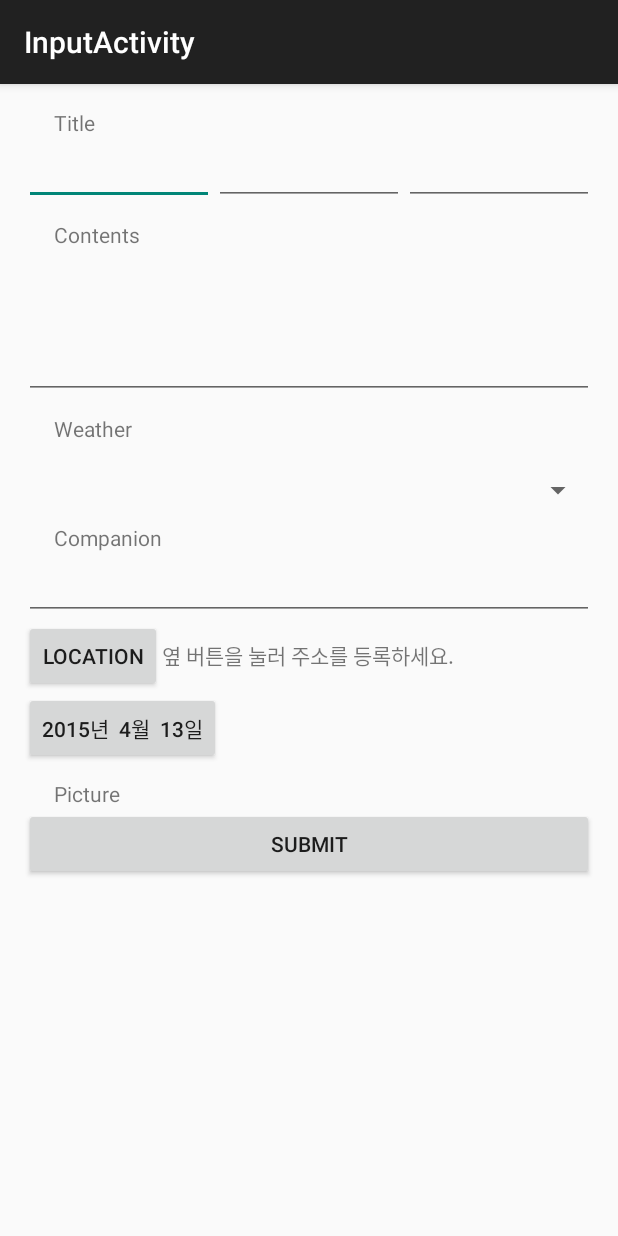
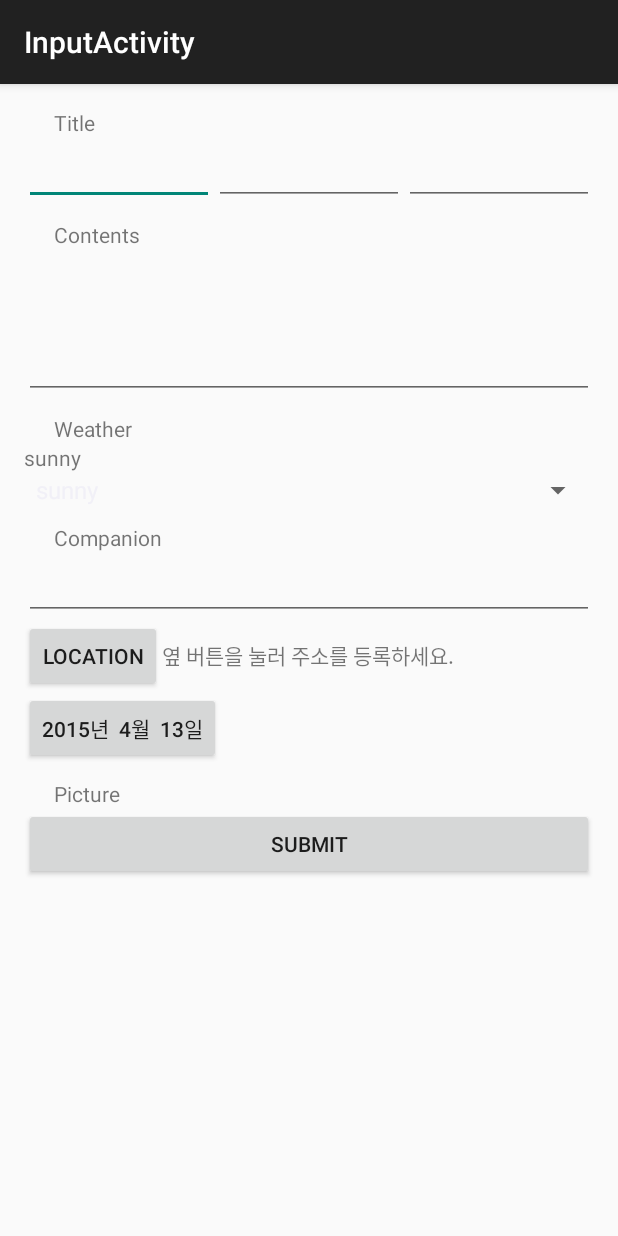
Before and after one commit to suwonsmartapp/TourList, an Android app: the InputActivity screen opened directly, with no data from a screen before it, on a phone screen of 412 x 824 dp. Run offline under Robolectric (Android 15) with nearby library versions, the phone set to English and light mode, and no system bars.

Commit message:
날씨와 날짜 추가

```diff
--- a/app/src/main/java/com/suwonsmartapp/tourlist/InputActivity.java
+++ b/app/src/main/java/com/suwonsmartapp/tourlist/InputActivity.java
@@ -10,31 +10,37 @@ import android.content.Intent;
 import android.os.Bundle;
 import android.support.v7.app.ActionBarActivity;
 import android.view.View;
+import android.widget.AdapterView;
+import android.widget.ArrayAdapter;
 import android.widget.Button;
 import android.widget.DatePicker;
 import android.widget.EditText;
+import android.widget.Spinner;
 import android.widget.TextView;
-import android.widget.Toast;
 
 import com.suwonsmartapp.tourlist.mapalbum.MapAlbumActivity;
 
-public class InputActivity extends ActionBarActivity implements View.OnClickListener {
+public class InputActivity extends ActionBarActivity
+        implements View.OnClickListener, AdapterView.OnItemSelectedListener {
 
+    private static final int REQUEST_CODE_A = 0x5a5a;
+    private static final int REQUEST_CODE_B = 0xa5a5;
+    String[] items = {
+            "sunny", "cloudy", "rainy", "snowy", "windy", "hot", "warm", "cool", "freezing"
+    };
     private EditText mtitleFront;
     private EditText mtitleMiddle;
     private EditText mtitleRear;
     private EditText mcontents;
+    private TextView textView1;
+    private Spinner spinner;
     private Button mTravelDateBtn;
     private DatePicker view;
     private Button mLocationBtn;
     private TextView mid_location_addr;
-
     private int year;
     private int month;
     private int day;
-
-    private static final int REQUEST_CODE_A = 0x5a5a;
-    private static final int REQUEST_CODE_B = 0xa5a5;
     private String myAddress = "";
     private String myAddressError = "주소가 검색되지 않았습니다.";
 
@@ -60,6 +66,18 @@ public class InputActivity extends ActionBarActivity implements View.OnClickList
         mtitleMiddle = (EditText) findViewById(R.id.title_middle);
         mtitleRear = (EditText) findViewById(R.id.title_rear);
         mcontents = (EditText) findViewById(R.id.contents);
+        textView1 = (TextView) findViewById(R.id.weather_spinner);
+        spinner = (Spinner) findViewById(R.id.spinner);
+
+        spinner.setOnItemSelectedListener(this);
+
+        ArrayAdapter<String> adapter = new ArrayAdapter<String>(
+                getApplicationContext(), android.R.layout.simple_spinner_item, items);
+        adapter.setDropDownViewResource(
+                android.R.layout.simple_spinner_dropdown_item);
+
+        spinner.setAdapter(adapter);
+
         mTravelDateBtn = (Button) findViewById(R.id.date_Btn);
         mLocationBtn = (Button) findViewById(R.id.location_Btn);
         mid_location_addr = (TextView) findViewById(R.id.id_location_addr);
@@ -84,16 +102,23 @@ public class InputActivity extends ActionBarActivity implements View.OnClickList
             public void onClick(View v) {
 
                 Intent intent = new Intent(getApplicationContext(), MapAlbumActivity.class);
-//                startActivity(intent);
-
+                // startActivity(intent);
                 intent.putExtra("key", "MapAlbum");
                 intent.putExtra("code", REQUEST_CODE_A);
                 startActivityForResult(intent, REQUEST_CODE_A);
-
             }
         });
 
         findViewById(R.id.submit_Btn).setOnClickListener(this);
+    }
+
+    @Override
+    public void onItemSelected(AdapterView<?> adapterView, View view, int position, long l) {
+        textView1.setText(items[position]);
+    }
+
+    public void onNothingSelected(AdapterView<?> parent) {
+        textView1.setText("");
     }
 
     @Override
@@ -112,5 +137,4 @@ public class InputActivity extends ActionBarActivity implements View.OnClickList
             mid_location_addr.setText(myAddressError);
         }
     }
-
 }
```
Also changed, not shown: app/src/main/res/layout/spinner_item.xml (added, +22 -0 lines).
